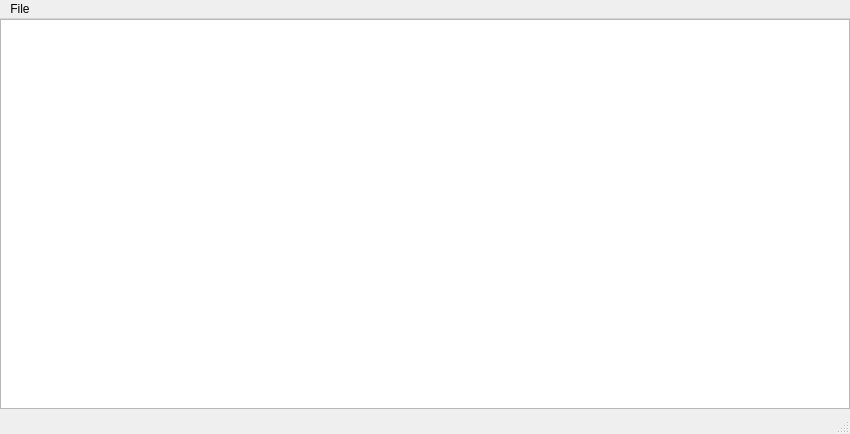
Qt form ui.ui (jaivigneshvenugopal/maroon-lines) before a commit.
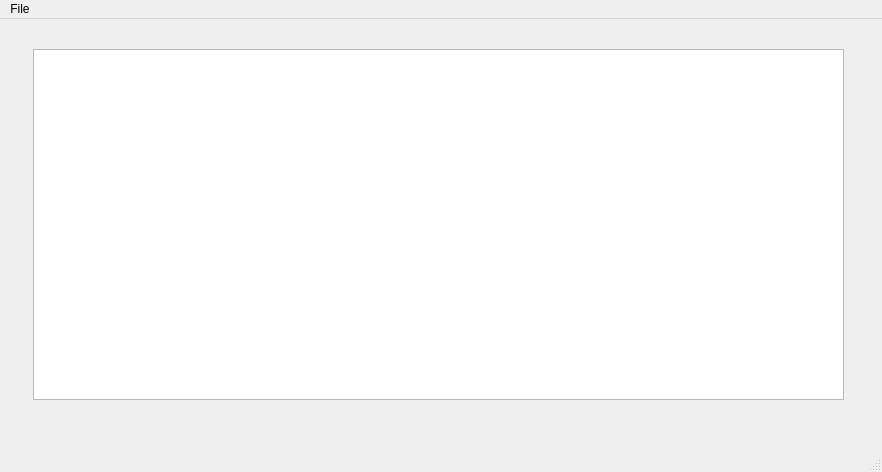
The same form after that commit.

The edit to the form file:
```diff
--- a/ui.ui
+++ b/ui.ui
@@ -9,8 +9,8 @@
    <rect>
     <x>0</x>
     <y>0</y>
-    <width>850</width>
-    <height>434</height>
+    <width>882</width>
+    <height>472</height>
    </rect>
   </property>
   <property name="font">
@@ -25,12 +25,18 @@
    <widget class="QTextEdit" name="textEdit">
     <property name="geometry">
      <rect>
-      <x>0</x>
-      <y>0</y>
-      <width>850</width>
-      <height>390</height>
+      <x>33</x>
+      <y>30</y>
+      <width>811</width>
+      <height>351</height>
      </rect>
     </property>
+    <property name="sizePolicy">
+     <sizepolicy hsizetype="Expanding" vsizetype="Expanding">
+      <horstretch>1</horstretch>
+      <verstretch>1</verstretch>
+     </sizepolicy>
+    </property>
    </widget>
   </widget>
   <widget class="QMenuBar" name="menubar">
@@ -38,7 +44,7 @@
     <rect>
      <x>0</x>
      <y>0</y>
-     <width>850</width>
+     <width>882</width>
      <height>22</height>
     </rect>
    </property>
```
